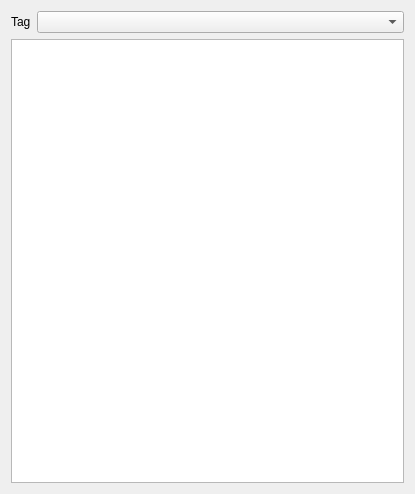
Above: ui/rawdata.ui from sjuvonen/coquillo before the change. Below: the same form after it.
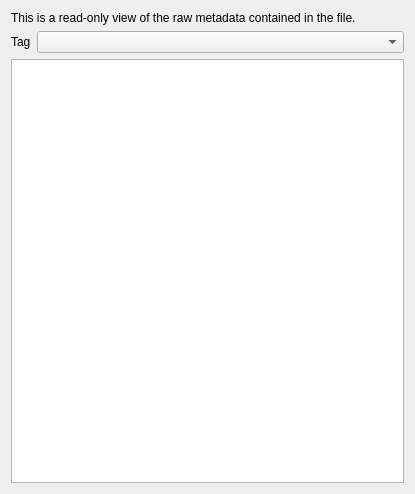
That is the form after the change.

What changed in the file:
```diff
--- a/ui/rawdata.ui
+++ b/ui/rawdata.ui
@@ -14,14 +14,24 @@
    <string>Form</string>
   </property>
   <layout class="QGridLayout" name="gridLayout">
-   <item row="0" column="0">
+   <item row="0" column="0" colspan="2">
+    <widget class="QLabel" name="label_2">
+     <property name="text">
+      <string>This is a read-only view of the raw metadata contained in the file.</string>
+     </property>
+     <property name="wordWrap">
+      <bool>true</bool>
+     </property>
+    </widget>
+   </item>
+   <item row="1" column="0">
     <widget class="QLabel" name="label">
      <property name="text">
       <string>Tag</string>
      </property>
     </widget>
    </item>
-   <item row="0" column="1">
+   <item row="1" column="1">
     <widget class="QComboBox" name="comboBox">
      <property name="sizePolicy">
       <sizepolicy hsizetype="MinimumExpanding" vsizetype="Fixed">
@@ -31,7 +41,7 @@
      </property>
     </widget>
    </item>
-   <item row="1" column="0" colspan="2">
+   <item row="2" column="0" colspan="2">
     <widget class="QTreeView" name="treeView">
      <property name="editTriggers">
       <set>QAbstractItemView::NoEditTriggers</set>
```
